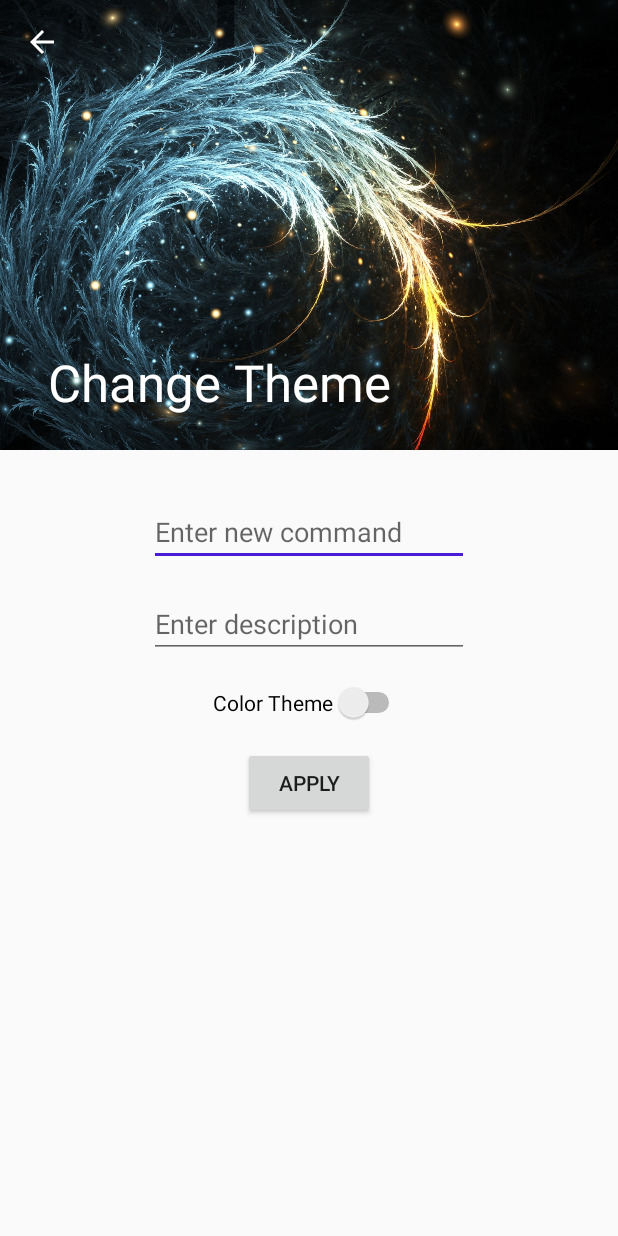
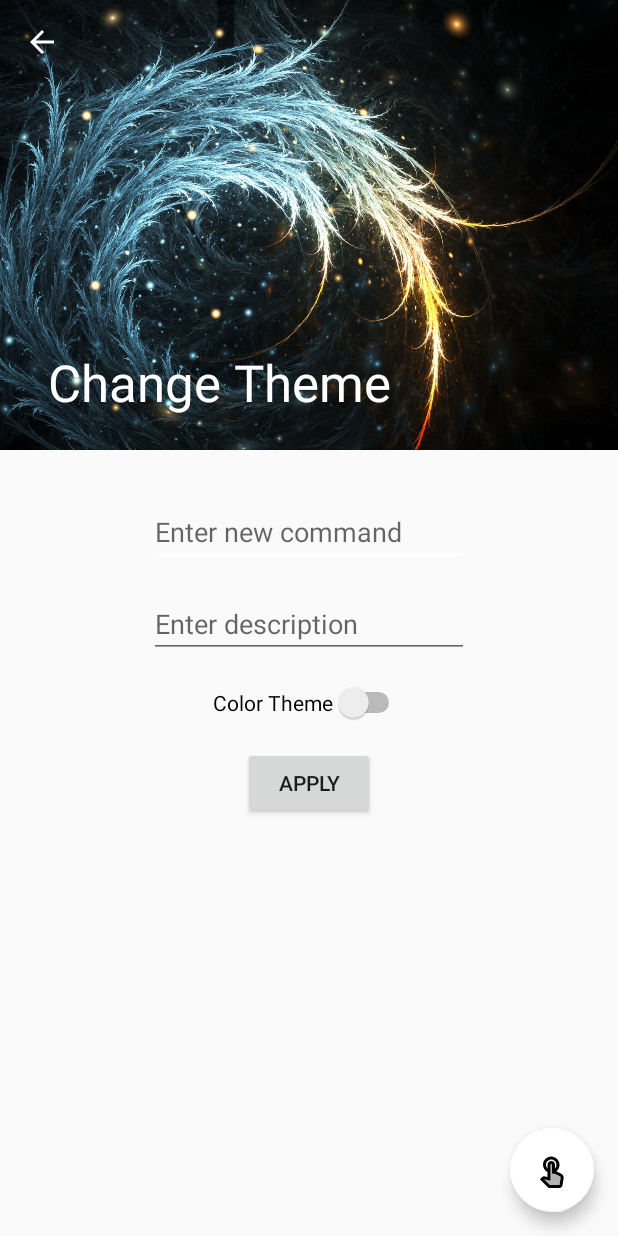
Before and after one commit to SarifIndustries/ShellHint, an Android app: the PlusActivity screen opened directly, with no data from a screen before it, on a phone screen of 412 x 824 dp. Run offline under Robolectric (Android 15) with nearby library versions, the phone set to English and light mode, and no system bars.

Commit message:
Further Upgrade
New picture, FAB button, Snackbar, Material Design and more.

```diff
--- a/app/src/main/java/steiner/bisley/shellhint/PlusActivity.java
+++ b/app/src/main/java/steiner/bisley/shellhint/PlusActivity.java
@@ -1,10 +1,12 @@
 package steiner.bisley.shellhint;
 
+import android.support.design.widget.Snackbar;
 import android.support.v7.app.ActionBar;
 import android.support.v7.app.AppCompatActivity;
 import android.os.Bundle;
 import android.support.v7.widget.Toolbar;
 import android.view.View;
+import android.widget.Toast;
 
 public class PlusActivity extends AppCompatActivity {
 
@@ -21,4 +23,18 @@ public class PlusActivity extends AppCompatActivity {
         ActionBar actionBar = getSupportActionBar();
         actionBar.setDisplayHomeAsUpEnabled(true);
     }
+
+    public void onClickFAB(View view) {
+        CharSequence text = "Thank you for contribution!";
+        int duration = Snackbar.LENGTH_SHORT;
+        Snackbar snack = Snackbar.make(findViewById(R.id.PlusCoordinatorID), text, duration);
+        snack.setAction("Undo", new View.OnClickListener() {
+            @Override
+            public void onClick(View view) {
+                Toast tos = Toast.makeText(PlusActivity.this, "No problem.", Toast.LENGTH_SHORT);
+                tos.show();
+            }
+        });
+        snack.show();
+    }
 }
--- /dev/null
+++ b/app/src/main/res/drawable/ic_fab_icon.xml
@@ -0,0 +1,14 @@
+<vector xmlns:android="http://schemas.android.com/apk/res/android"
+    android:width="24dp"
+    android:height="24dp"
+    android:viewportWidth="24"
+    android:viewportHeight="24">
+  <path
+      android:fillColor="#FF000000"
+      android:pathData="M18.12,14.44l-3.24,-1.62c1.29,-1 2.12,-2.56 2.12,-4.32C17,5.47 14.53,3 11.5,3S6,5.47 6,8.5c0,2.13 1.22,3.98 3,4.89v3.26l-1.84,-0.39 -0.1,-0.02c-0.1,-0.02 -0.2,-0.03 -0.32,-0.03 -0.53,0 -1.03,0.21 -1.41,0.59l-1.4,1.42 5.09,5.09c0.43,0.44 1.03,0.69 1.65,0.69h6.3c0.98,0 1.81,-0.7 1.97,-1.67l0.8,-4.71c0.22,-1.3 -0.43,-2.58 -1.62,-3.18zM8,8.5C8,6.57 9.57,5 11.5,5S15,6.57 15,8.5c0,0.95 -0.38,1.81 -1,2.44L14,8.5C14,7.12 12.88,6 11.5,6S9,7.12 9,8.5v2.44c-0.62,-0.63 -1,-1.49 -1,-2.44zM17.77,17.29l-0.8,4.71h-6.3c-0.09,0 -0.17,-0.04 -0.24,-0.1l-3.68,-3.68 4.25,0.89L11,8.5c0,-0.28 0.22,-0.5 0.5,-0.5s0.5,0.22 0.5,0.5v6h1.76l3.46,1.73c0.4,0.2 0.62,0.63 0.55,1.06z"/>
+  <path
+      android:fillColor="#FF000000"
+      android:pathData="M17.23,16.23l-3.46,-1.73H12v-6c0,-0.28 -0.22,-0.5 -0.5,-0.5s-0.5,0.22 -0.5,0.5v10.61l-4.25,-0.89 3.68,3.68c0.06,0.06 0.15,0.1 0.24,0.1h6.3l0.8,-4.71c0.07,-0.43 -0.15,-0.86 -0.54,-1.06z"
+      android:strokeAlpha="0.3"
+      android:fillAlpha="0.3"/>
+</vector>
--- a/app/src/main/res/layout/activity_plus.xml
+++ b/app/src/main/res/layout/activity_plus.xml
@@ -103,9 +103,14 @@
 
         </android.support.constraint.ConstraintLayout>
 
-
     </android.support.v4.widget.NestedScrollView>
 
-
+    <android.support.design.widget.FloatingActionButton
+        android:layout_width="wrap_content"
+        android:layout_height="wrap_content"
+        android:layout_margin="16dp"
+        android:layout_gravity="bottom|end"
+        android:onClick="onClickFAB"
+        android:src="@drawable/ic_fab_icon" />
 
 </android.support.design.widget.CoordinatorLayout>
--- a/app/src/main/res/values/colors.xml
+++ b/app/src/main/res/values/colors.xml
@@ -2,7 +2,7 @@
 <resources>
     <color name="colorPrimary">#777777</color>
     <color name="colorPrimaryDark">#555555</color>
-    <color name="colorAccent">#4a1bd8</color>
+    <color name="colorAccent">#ffffff</color>
     <color name="colorPrimaryG">#3d1d79</color>
     <color name="colorPrimaryDarkG">#411e83</color>
     <color name="colorAccentG">#785ad1</color>
```
